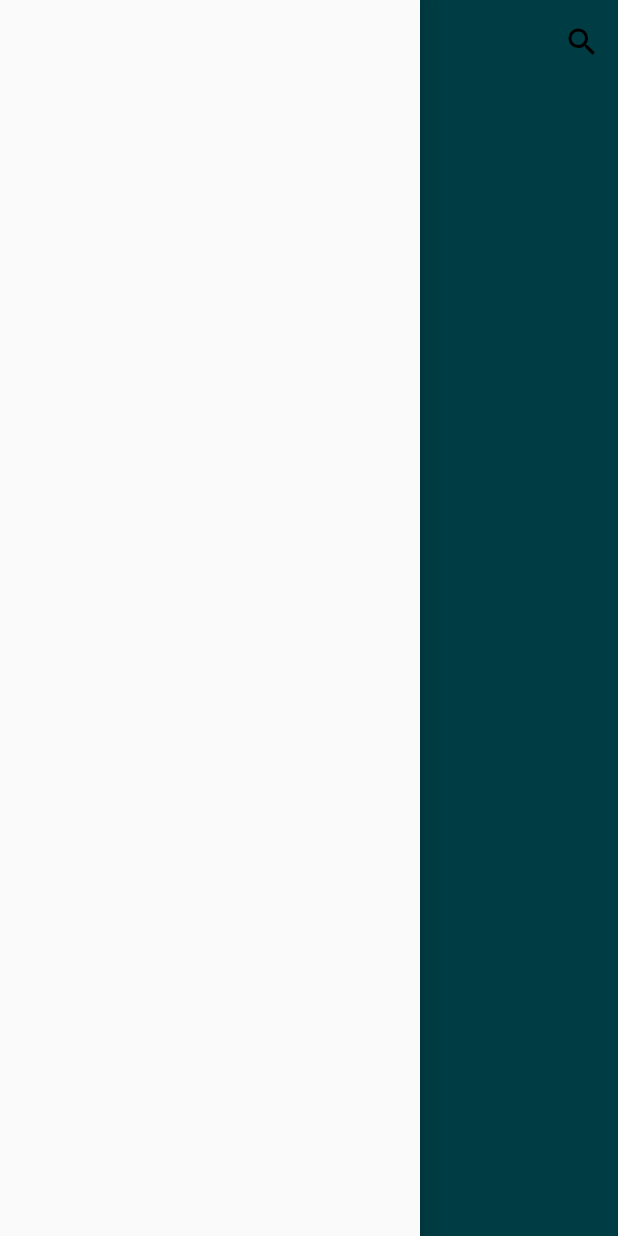
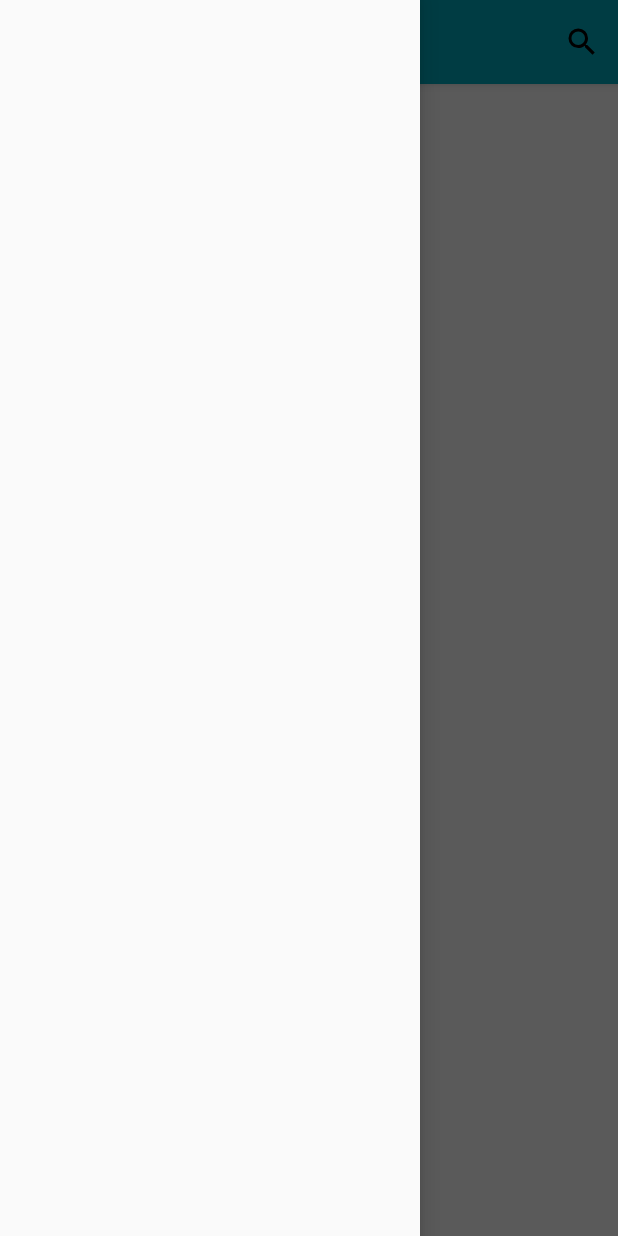
Before and after one commit to aleks120591/RemindMe, an Android app: the screen it shows after launch (MainActivity), with the side drawer open, on a phone screen of 412 x 824 dp. Run offline under Robolectric (Android 15) with nearby library versions, the phone set to English and light mode, and no system bars.

```diff
--- a/app/src/main/res/layout/activity_main.xml
+++ b/app/src/main/res/layout/activity_main.xml
@@ -1,10 +1,12 @@
 <?xml version="1.0" encoding="utf-8"?>
 <android.support.v4.widget.DrawerLayout
     xmlns:android="http://schemas.android.com/apk/res/android"
+    xmlns:app="http://schemas.android.com/apk/res-auto"
+    android:id="@+id/drawer_layout"
     android:layout_width="match_parent"
     android:layout_height="match_parent"
     android:background="@color/mainBackground"
-    android:orientation="vertical">
+    android:fitsSystemWindows="true">
 
     <android.support.design.widget.CoordinatorLayout
         android:layout_width="match_parent"
@@ -12,7 +14,7 @@
 
         <android.support.design.widget.AppBarLayout
             android:layout_width="match_parent"
-            android:layout_height="match_parent" >
+            android:layout_height="wrap_content" >
 
             <android.support.v7.widget.Toolbar
                 android:id="@+id/toolbar"
```
